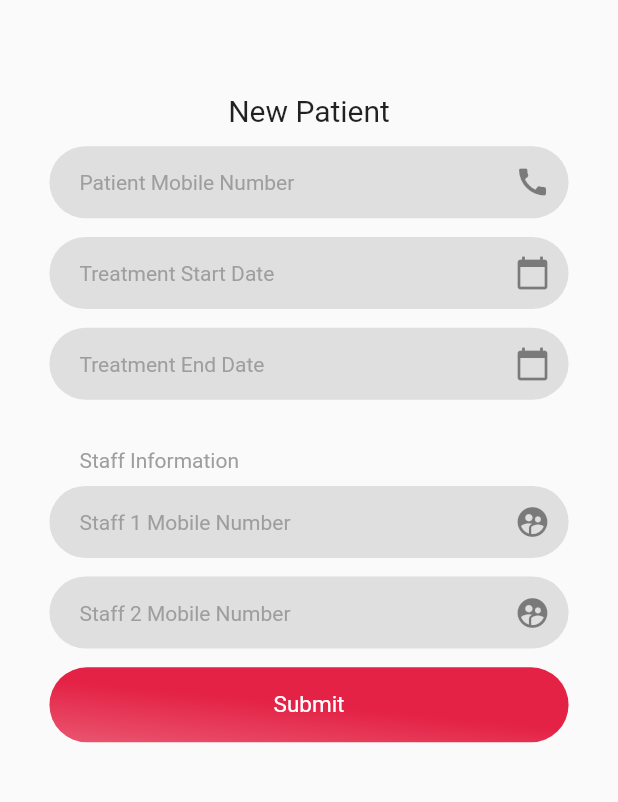
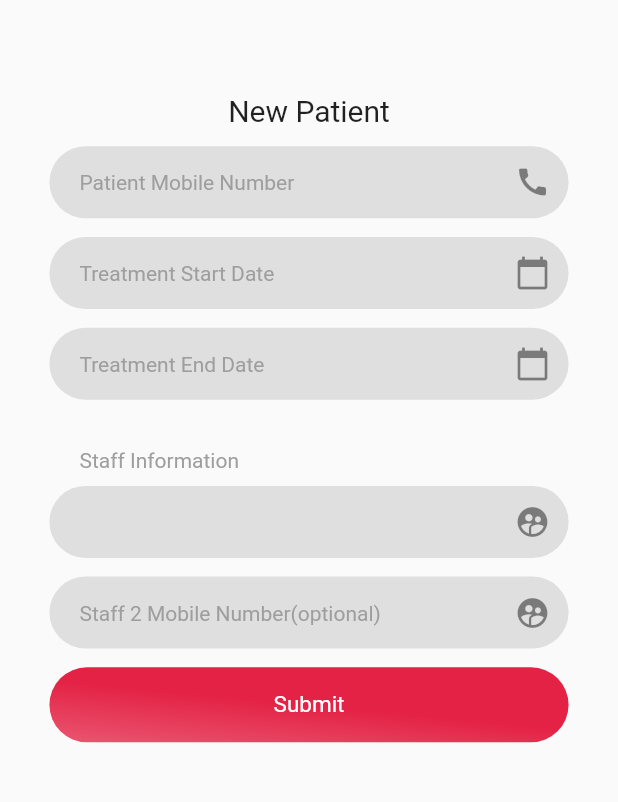
Before and after one commit to RishabhAgarwal-2001/Exercise_Tracker_Doctor, a Flutter app: the AddPatient screen opened directly, on a phone screen of 412 x 824 dp, the part 269-1071 px from its top. Run offline on Flutter 3.47's test engine with Material 2 defaults, Android fonts, the phone set to English and light mode, and no system bars; our stand-ins replace auto_size_text, badges, charts_flutter, firebase_auth, flutter_phoenix, font_awesome_flutter and 5 more; missing offline and left inert: filter_list, google_map_location_picker, menu_button; accounts and stored records are empty.

Commit message:
add optional mark

```diff
--- a/lib/screens/patient/addPatient.dart
+++ b/lib/screens/patient/addPatient.dart
@@ -265,7 +265,6 @@ class _AddPatient extends State<AddPatient> {
                                                   enabledBorder: outlineBorder,
                                                   focusedBorder: outlineBorder,
                                                   hintStyle: hintTextStyleSolid,
-                                                  hintText: "Staff 1 Mobile Number",
                                                 ),
                                                 maxLines: 1,
                                               ),
@@ -285,7 +284,7 @@ class _AddPatient extends State<AddPatient> {
                                               enabledBorder: outlineBorder,
                                               focusedBorder: outlineBorder,
                                               hintStyle: hintTextStyleSolid,
-                                              hintText: "Staff 2 Mobile Number",
+                                              hintText: "Staff 2 Mobile Number(optional)",
                                             ),
                                             maxLines: 1,
                                           ),
@@ -297,7 +296,9 @@ class _AddPatient extends State<AddPatient> {
                                                       isLoading = false;
                                                     });
                                                   });
+
                                                 }
+                                                Navigator.of(context).pushReplacement(new MaterialPageRoute(builder: (context)=> MainScreen()));
                                               },
                                               child: RaisedPinkButton("Submit")),
                                         ],
```
